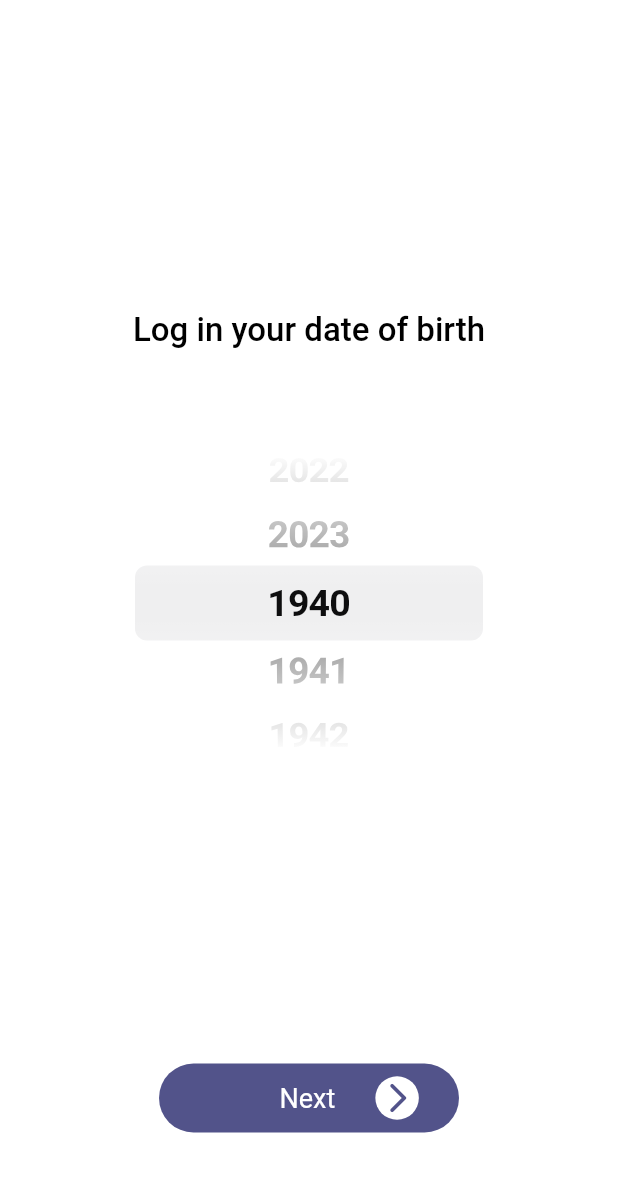
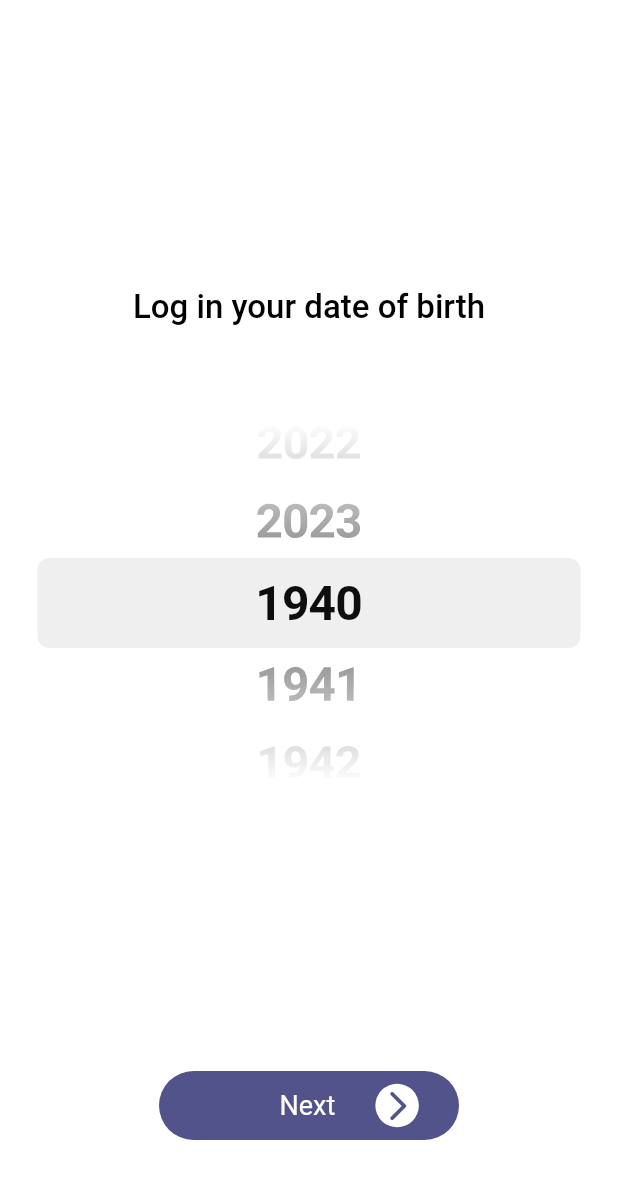
Before and after one commit to PeriyanAra/period_app, a Flutter app: the screen it shows after launch, after a tap on "Track my period", on a phone screen of 412 x 824 dp. Shown: the top 1179 px of the screen. Run offline on Flutter 3.47's test engine with Material 2 defaults, Android fonts, the phone set to English and light mode, and no system bars; our stand-ins replace auto_route, bloc, easy_localization, flutter_bloc, freezed_annotation; Roboto replaces fonts that are missing (Rounded1c).

Commit message:
fix ui sections

```diff
--- a/assets/translations/de.json
+++ b/assets/translations/de.json
@@ -2,7 +2,7 @@
     "trackPeriodTitle": "Verfolgen Sie meine Periode",
     "trackPeriodSubTitle": "verhütung und Wohlbefinden",
     "getPregnantTitle": "Schwanger werden",
-    "getPregnantSubTitle": "erfahren Sie mehr über reproduktive Gesundheit",
-    "logInDateTitle": "Geben Sie Ihr Geburtsdatum ein",
+    "": "erfahren Sie mehr über reproduktive Gesundheit",
+    "logInDategetPregnantSubTitleTitle": "Geben Sie Ihr Geburtsdatum ein",
     "nextButtonText": "Nächste"
 }
--- a/lib/screens/birthday_picker_screen/birthday_picker_screen.dart
+++ b/lib/screens/birthday_picker_screen/birthday_picker_screen.dart
@@ -39,22 +39,26 @@ class _BirthDayPickerScreenState extends State<BirthDayPickerScreen> {
           const Spacer(flex: 1),
           Center(
             child: SizedBox(
-              height: 200,
+              height: 240,
               width: MediaQuery.of(context).size.width - 16,
               child: Stack(
                 children: [
                   Center(
                     child: SizedBox(
-                      width: 250,
-                      height: 200,
+                      width: MediaQuery.of(context).size.width - 32,
                       child: CupertinoPicker(
-                        diameterRatio: 4,
+                        diameterRatio: 6,
                         squeeze: 1.1,
                         looping: true,
-                        itemExtent: 50,
+                        itemExtent: 60,
                         children: date
                             .map((date) => Center(
-                                  child: Text(date, style: periodTheme.title),
+                                  child: Text(
+                                    date,
+                                    style: periodTheme.title.copyWith(
+                                      fontSize: 32,
+                                    ),
+                                  ),
                                 ))
                             .toList(),
                         onSelectedItemChanged: (value) {},
--- a/lib/screens/home_screen/widgets/home_card.dart
+++ b/lib/screens/home_screen/widgets/home_card.dart
@@ -21,8 +21,14 @@ class HomeCard extends StatelessWidget {
 
   @override
   Widget build(BuildContext context) {
-    return GestureDetector(
+    return Material(
+      borderRadius: const BorderRadius.all(Radius.circular(16)),
+      color: whiteModeColors.primaryBackgroundColor,
+      child: InkWell(
+        borderRadius: const BorderRadius.all(Radius.circular(16)),
         onTap: onTap,
+        splashColor: whiteModeColors.buttonColor.withOpacity(0.25),
+        highlightColor: whiteModeColors.buttonColor.withOpacity(0.25),
         child: Container(
           padding: const EdgeInsets.symmetric(
             horizontal: 16,
@@ -31,7 +37,8 @@ class HomeCard extends StatelessWidget {
           child: Row(
             mainAxisAlignment: MainAxisAlignment.spaceBetween,
             children: [
-            Column(
+              Flexible(
+                child: Column(
                   crossAxisAlignment: CrossAxisAlignment.start,
                   children: [
                     ShowUpAnimationWrapper(
@@ -58,6 +65,7 @@ class HomeCard extends StatelessWidget {
                     ),
                   ],
                 ),
+              ),
               CustomButton(
                 iconColor: Colors.white,
                 containerColor: whiteModeColors.buttonColor,
@@ -65,6 +73,7 @@ class HomeCard extends StatelessWidget {
             ],
           ),
         ),
+      ),
     );
   }
 }
--- a/lib/theme/period_color.dart
+++ b/lib/theme/period_color.dart
@@ -15,7 +15,7 @@ class _WhiteModeColor implements _PeriodColor {
   @override
   Color get scafoldBackgroundColor => const Color(0xFFFFFFFF);
   @override
-  Color get primaryBackgroundColor => const Color(0xFFfFEFEF);
+  Color get primaryBackgroundColor => const Color(0xFFFFEFEF);
   @override
   Color get primaryFontColor => const Color(0xFF000000);
   @override
```
Also changed, not shown: 11 other files. Lines whose indentation alone changed are shown as unchanged.
